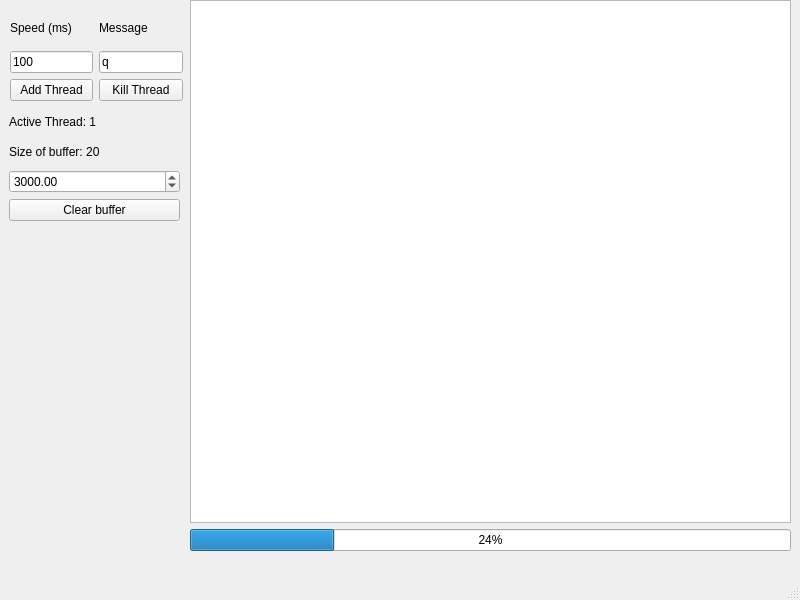
First picture: the form in Semestr 6/GUI/QTApps/Multithread/MultiThreadedBuffer/mainwindow.ui, repository MrDeun/studia, before the edit.
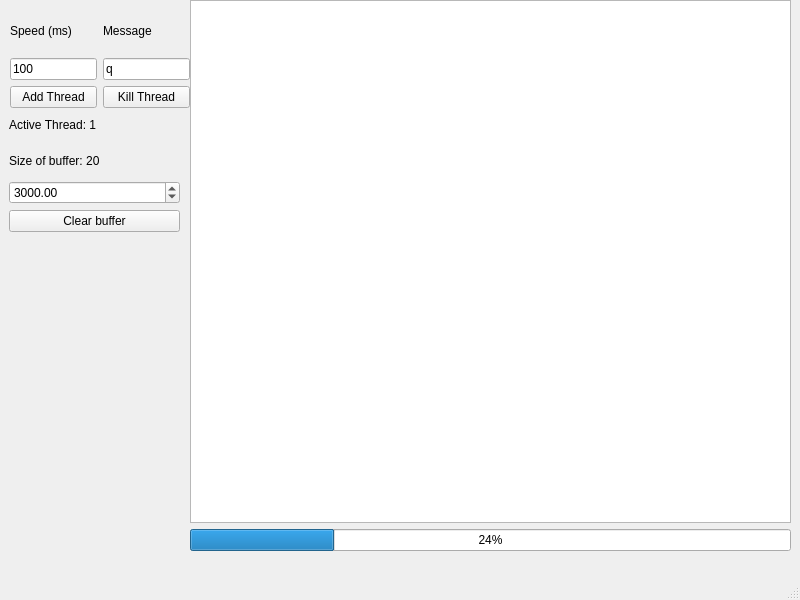
Second picture: the form after the edit.

```diff
--- a/Semestr 6/GUI/QTApps/Multithread/MultiThreadedBuffer/mainwindow.ui
+++ b/Semestr 6/GUI/QTApps/Multithread/MultiThreadedBuffer/mainwindow.ui
@@ -41,8 +41,8 @@
      <rect>
       <x>10</x>
       <y>10</y>
-      <width>173</width>
-      <height>91</height>
+      <width>180</width>
+      <height>98</height>
      </rect>
     </property>
     <layout class="QGridLayout" name="gridLayout">
@@ -96,7 +96,7 @@
       <x>9</x>
       <y>110</y>
       <width>171</width>
-      <height>111</height>
+      <height>122</height>
      </rect>
     </property>
     <layout class="QVBoxLayout" name="verticalLayout_2">
```
Left out of the diff: 6 changed lines with no effect on the pictures.
